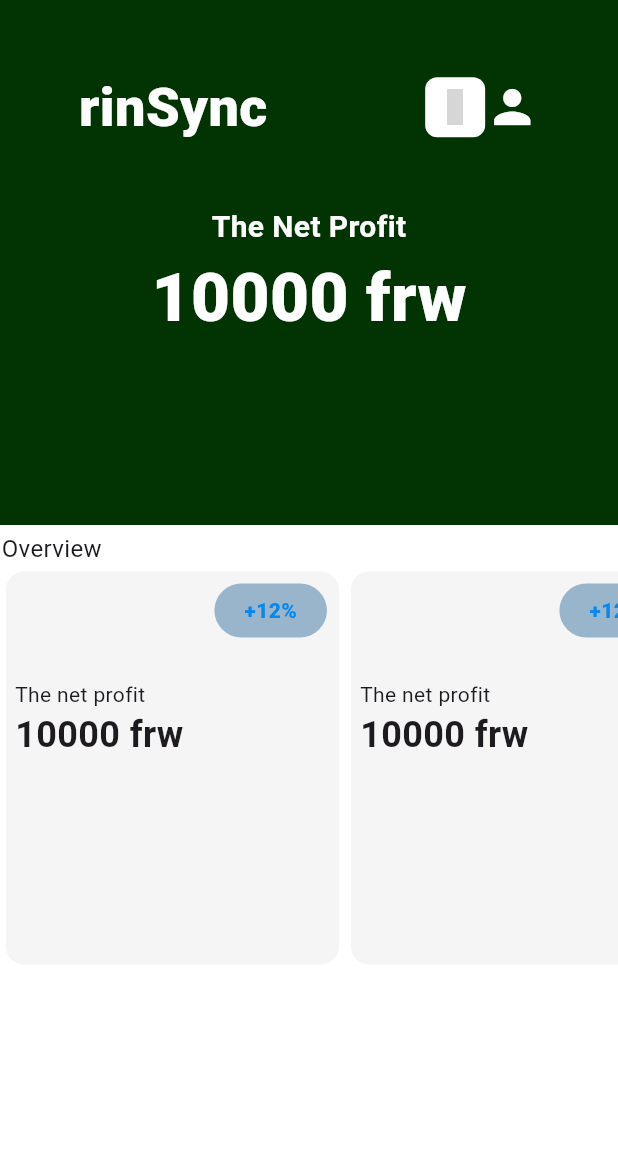
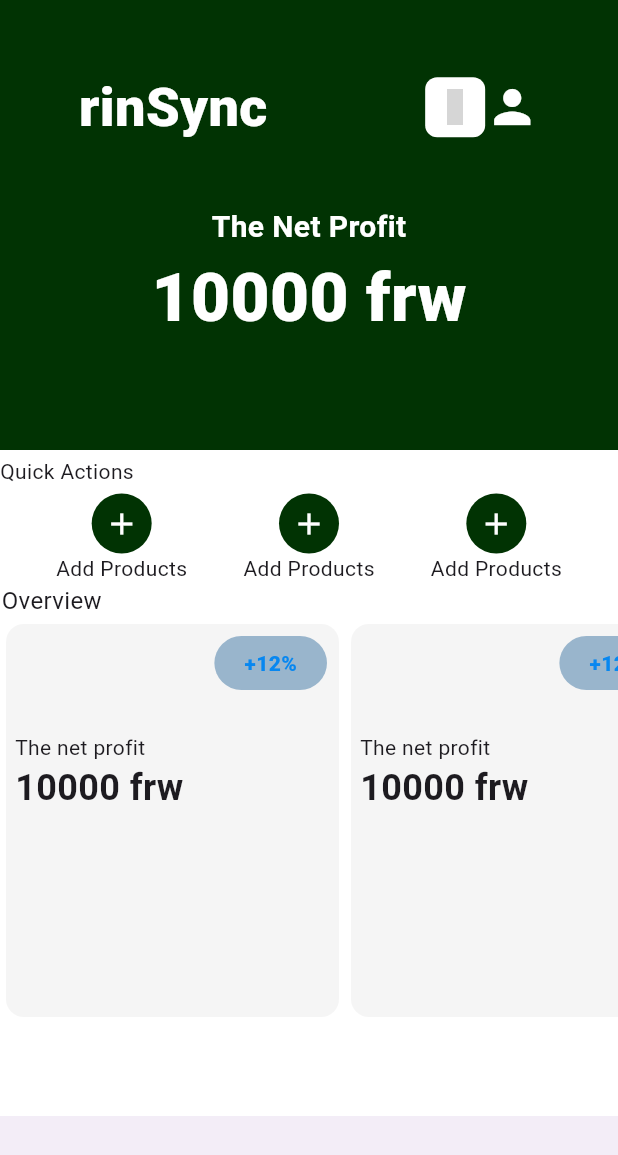
Before and after one commit to RWEMAISINGIZWENorbert/flutter_journey, a Flutter app: the screen it shows after launch, on a phone screen of 412 x 824 dp. Shown: the top 1155 px of the screen. Run offline on Flutter 3.47's test engine with Material 3 defaults, Android fonts, the phone set to English and light mode, and no system bars; our stand-ins replace convex_bottom_bar, flutter_bloc, google_fonts, iconly; grey boxes are pictures that could not be loaded.

Commit message:
The quickk Actions added to the page

```diff
--- a/lib/pages/Home.dart
+++ b/lib/pages/Home.dart
@@ -53,7 +53,7 @@ class Home extends StatelessWidget {
           child: Column(
               children: [
                 Container(
-                  height: 350,
+                  height: 300,
                   color: const Color.fromARGB(255, 1, 51, 3),
                   child: Container(
                     margin: EdgeInsets.only(top: 46),
@@ -110,25 +110,45 @@ class Home extends StatelessWidget {
                   ),
                 ),
                 const SizedBox(height: 4),
-                //  Column(
-                    //   crossAxisAlignment: CrossAxisAlignment.start,
-                    //   children: [
-                    //     Text('Quick Actions'),
-                    //     Row(
-                    //       mainAxisAlignment: MainAxisAlignment.spaceEvenly,
-                    //       children: [
-                    //         Column(
-                    //           children: [
-                    //             CircleAvatar(
-                    //               backgroundColor: const Color.fromARGB(255, 1, 51, 3),
-                    //               child: Icon(Icons.add, color: Colors.white,),
-                    //             )
-                    //           ],
-                    //         )
-                    //       ],
-                    //     )
-                    //   ],
-                    //  ),
+                 Column(
+                      crossAxisAlignment: CrossAxisAlignment.start,
+                      children: [
+                        Text('Quick Actions'),
+                        const SizedBox(height: 5),
+                        Row(
+                          mainAxisAlignment: MainAxisAlignment.spaceEvenly,
+                          children: [
+                            Column(
+                              children: [
+                                CircleAvatar(
+                                  backgroundColor: const Color.fromARGB(255, 1, 51, 3),
+                                  child: Icon(Icons.add, color: Colors.white,),
+                                ),
+                                Text('Add Products'),
+                              ],
+                            ),
+                            Column(
+                              children: [
+                                CircleAvatar(
+                                  backgroundColor: const Color.fromARGB(255, 1, 51, 3),
+                                  child: Icon(Icons.add, color: Colors.white,),
+                                ),
+                                Text('Add Products'),
+                              ],
+                            ),
+                            Column(
+                              children: [
+                                CircleAvatar(
+                                  backgroundColor: const Color.fromARGB(255, 1, 51, 3),
+                                  child: Icon(Icons.add, color: Colors.white,),
+                                ),
+                                Text('Add Products'),
+                              ],
+                            ),
+                          ],
+                        )
+                      ],
+                     ),
                 Column(
                   crossAxisAlignment: CrossAxisAlignment.start,
                   children: [
@@ -198,6 +218,9 @@ class Home extends StatelessWidget {
               ],
           ),
        ),
+       bottomNavigationBar: BottomAppBar(
+
+       ),
       ),
     );
   }
```
